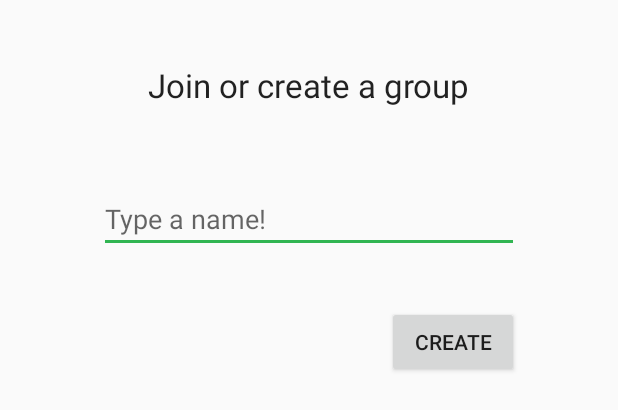
After one commit to zafodB/MergedApp, an Android app: the layout group_pick.xml on its own in the app's theme, with its tools: preview values and no code run, on a phone screen of 412 x 824 dp. The commit adds this screen. Shown: the top 410 px of the screen. Run offline under Robolectric (Android 15) with nearby library versions, the phone set to English and light mode, and no system bars.

Commit message:
added "group screen". User can join/create group by typing in name. Groups are synced with database and loaded dynamically. group selection while adding a task to be added.

```diff
--- a/app/src/main/AndroidManifest.xml
+++ b/app/src/main/AndroidManifest.xml
@@ -44,6 +44,9 @@
             android:theme="@style/AppTheme.NoActionBar"
             android:parentActivityName=".LoginScreenActivity" />
 
+        <activity android:name=".GroupPick"
+                  android:parentActivityName=".LoginScreenActivity"/>
+
             <!--<intent-filter>&ndash;&gt;-->
                 <!--<action android:name="android.intent.action.MAIN" />-->
 
--- a/app/src/main/java/com/example/filip/firstview/ApplicationMain.java
+++ b/app/src/main/java/com/example/filip/firstview/ApplicationMain.java
@@ -1,5 +1,6 @@
 package com.example.filip.firstview;
 
+import com.firebase.client.AuthData;
 import com.firebase.client.Firebase;
 
 import java.util.ArrayList;
@@ -12,6 +13,9 @@ public class ApplicationMain extends android.app.Application {
 
     static Firebase myFirebaseRef;
     static List<String> userGroups = new ArrayList<>();
+    static AuthData userAuthData;
+
+    public static final String TAG = "fifko";
 
     @Override
     public void onCreate() {
--- a/app/src/main/java/com/example/filip/firstview/NavDrawerActivity.java
+++ b/app/src/main/java/com/example/filip/firstview/NavDrawerActivity.java
@@ -138,8 +138,8 @@ public class NavDrawerActivity extends AppCompatActivity
         menuRest.add(Menu.NONE, ID_LOG_OFF_MENU, Menu.NONE, "Log off").setIcon(android.R.drawable.ic_lock_idle_lock);
 
 
-        Log.i(LoginScreenActivity.TAG, String.valueOf(ApplicationMain.userGroups.size()) + " is the size of groups");
-        Log.i(LoginScreenActivity.TAG, "loadUp buttons");
+        Log.i(ApplicationMain.TAG, String.valueOf(ApplicationMain.userGroups.size()) + " is the size of groups");
+        Log.i(ApplicationMain.TAG, "loadUp buttons");
     }
 
 }
--- a/app/src/main/java/com/example/filip/firstview/TasksListFragment.java
+++ b/app/src/main/java/com/example/filip/firstview/TasksListFragment.java
@@ -42,7 +42,7 @@ public class TasksListFragment extends ListFragment {
     @Override
     public void onActivityCreated(@Nullable Bundle savedInstanceState) {
         myAdapter = new CustomAdapter(getContext(), tasks, groupId);
-        Log.i(LoginScreenActivity.TAG, "loadup tasks");
+        Log.i(ApplicationMain.TAG, "loadup tasks");
         loadUpTasks();
 
         setListAdapter(myAdapter);
@@ -54,7 +54,7 @@ public class TasksListFragment extends ListFragment {
     public static Fragment newInstance(Context context, String groupId) {
         TasksListFragment instance = new TasksListFragment();
 
-        Log.i(LoginScreenActivity.TAG, "assign groupid");
+        Log.i(ApplicationMain.TAG, "assign groupid");
         instance.groupId = groupId;
 
         return instance;
--- /dev/null
+++ b/app/src/main/res/layout/group_pick.xml
@@ -0,0 +1,37 @@
+<?xml version="1.0" encoding="utf-8"?>
+<RelativeLayout xmlns:android="http://schemas.android.com/apk/res/android"
+              android:layout_width="match_parent"
+              android:layout_height="match_parent"
+    >
+
+
+    <TextView
+        android:layout_width="wrap_content"
+        android:layout_height="wrap_content"
+        android:textAppearance="?android:attr/textAppearanceLarge"
+        android:text="@string/group_join_text"
+        android:layout_gravity="center_vertical"
+        android:id="@+id/group_join"
+        android:layout_marginTop="42dp"
+        android:layout_alignParentTop="true"
+        android:layout_centerHorizontal="true"/>
+
+    <EditText
+        android:layout_width="280dp"
+        android:layout_height="wrap_content"
+        android:id="@+id/group_name_input"
+        android:hint="@string/group_name"
+        android:layout_marginTop="52dp"
+        android:layout_below="@+id/group_join"
+        android:layout_centerHorizontal="true"/>
+
+    <Button
+        android:layout_width="wrap_content"
+        android:layout_height="wrap_content"
+        android:text="@string/create_group_button_text"
+        android:id="@+id/create_group_button"
+        android:layout_below="@+id/group_name_input"
+        android:layout_alignEnd="@+id/group_name_input"
+        android:layout_marginTop="35dp"/>
+
+</RelativeLayout>
--- a/app/src/main/res/values/strings.xml
+++ b/app/src/main/res/values/strings.xml
@@ -2,7 +2,6 @@
     <string name="facebook_app_id">1683129748613047</string>
     <string name="app_name">PhoToDo</string>
     <string name="action_settings">Settings</string>
-    <string name="title_activity_main2">Main2Activity</string>
     <string name="the_button_text">Sign-up</string>
     <string name="add_task_button_text">Create Account</string>
     <string name="title_activity_task_details">taskDetails</string>
@@ -24,4 +23,8 @@
     <string name="task_due_date">Task Due Date</string>
     <string name="task_responsible">Task Responsible</string>
     <string name="i_forgot_my_password">I forgot my password</string>
+    <string name="task_name">Task Name</string>
+    <string name="group_join_text">Join or create a group</string>
+    <string name="create_group_button_text">Create</string>
+    <string name="group_name">Type a name!</string>
 </resources>
```
Also changed, not shown: app/src/main/java/com/example/filip/firstview/CreateAccountActivity.java (+10 -12 lines), app/src/main/java/com/example/filip/firstview/GroupPick.java (added, +117 -0 lines), app/src/main/java/com/example/filip/firstview/LoginScreenActivity.java (+46 -25 lines), app/src/main/res/layout/task_details_row.xml (+9 -9 lines).
